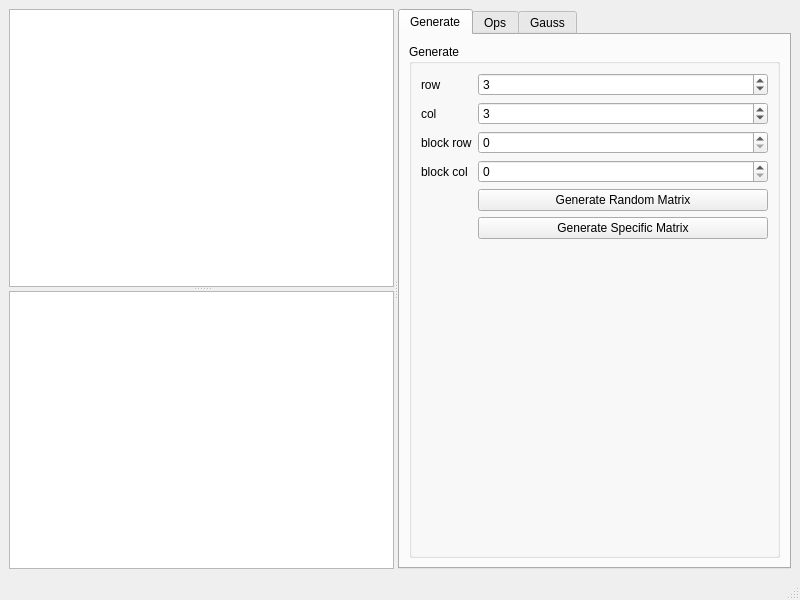
This is Algebra/Matrix/mainwindow.ui in RicardoBusta/Doutorado as Qt 5 draws it before an edit. The edited form follows.
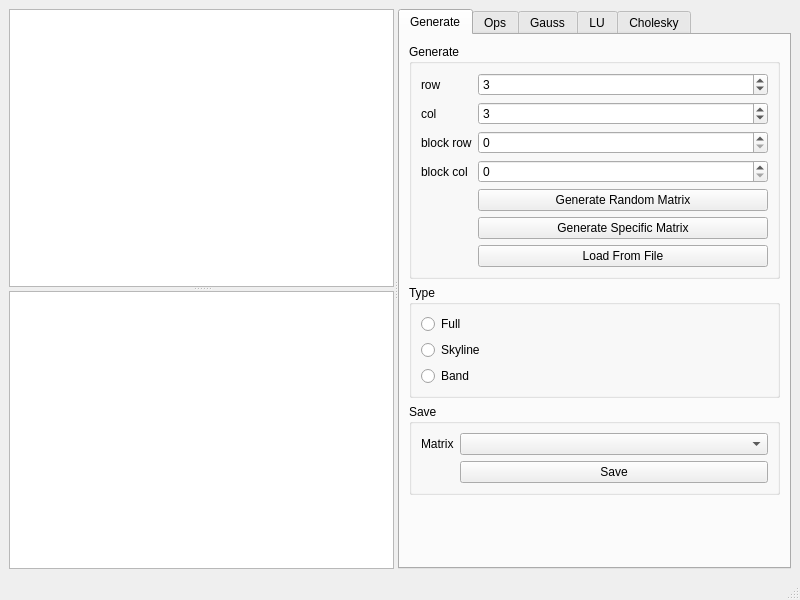
This is the edited form. The open tabs and pages were chosen to show the change.

Commit message: Adicionando novos elementos na interface para implementar depois.

Diff of the .ui file:
```diff
--- a/Algebra/Matrix/mainwindow.ui
+++ b/Algebra/Matrix/mainwindow.ui
@@ -146,9 +146,85 @@
                  </property>
                 </widget>
                </item>
+               <item row="6" column="1">
+                <widget class="QPushButton" name="pushButton">
+                 <property name="text">
+                  <string>Load From File</string>
+                 </property>
+                </widget>
+               </item>
               </layout>
              </widget>
             </item>
+            <item>
+             <widget class="QGroupBox" name="groupBox_5">
+              <property name="title">
+               <string>Type</string>
+              </property>
+              <layout class="QVBoxLayout" name="verticalLayout_9">
+               <item>
+                <widget class="QRadioButton" name="radioButton">
+                 <property name="text">
+                  <string>Full</string>
+                 </property>
+                </widget>
+               </item>
+               <item>
+                <widget class="QRadioButton" name="radioButton_2">
+                 <property name="text">
+                  <string>Skyline</string>
+                 </property>
+                </widget>
+               </item>
+               <item>
+                <widget class="QRadioButton" name="radioButton_3">
+                 <property name="text">
+                  <string>Band</string>
+                 </property>
+                </widget>
+               </item>
+              </layout>
+             </widget>
+            </item>
+            <item>
+             <widget class="QGroupBox" name="groupBox_6">
+              <property name="title">
+               <string>Save</string>
+              </property>
+              <layout class="QFormLayout" name="formLayout_2">
+               <item row="0" column="0">
+                <widget class="QLabel" name="label_2">
+                 <property name="text">
+                  <string>Matrix</string>
+                 </property>
+                </widget>
+               </item>
+               <item row="0" column="1">
+                <widget class="QComboBox" name="comboBox"/>
+               </item>
+               <item row="1" column="1">
+                <widget class="QPushButton" name="pushButton_2">
+                 <property name="text">
+                  <string>Save</string>
+                 </property>
+                </widget>
+               </item>
+              </layout>
+             </widget>
+            </item>
+            <item>
+             <spacer name="verticalSpacer_3">
+              <property name="orientation">
+               <enum>Qt::Vertical</enum>
+              </property>
+              <property name="sizeHint" stdset="0">
+               <size>
+                <width>20</width>
+                <height>40</height>
+               </size>
+              </property>
+             </spacer>
+            </item>
            </layout>
           </widget>
           <widget class="QWidget" name="tab_3">
@@ -319,6 +395,16 @@
             </item>
            </layout>
           </widget>
+          <widget class="QWidget" name="tab">
+           <attribute name="title">
+            <string>LU</string>
+           </attribute>
+          </widget>
+          <widget class="QWidget" name="tab_4">
+           <attribute name="title">
+            <string>Cholesky</string>
+           </attribute>
+          </widget>
          </widget>
         </item>
        </layout>
```
Left out of the diff: 2 changed lines with no effect on the pictures.
